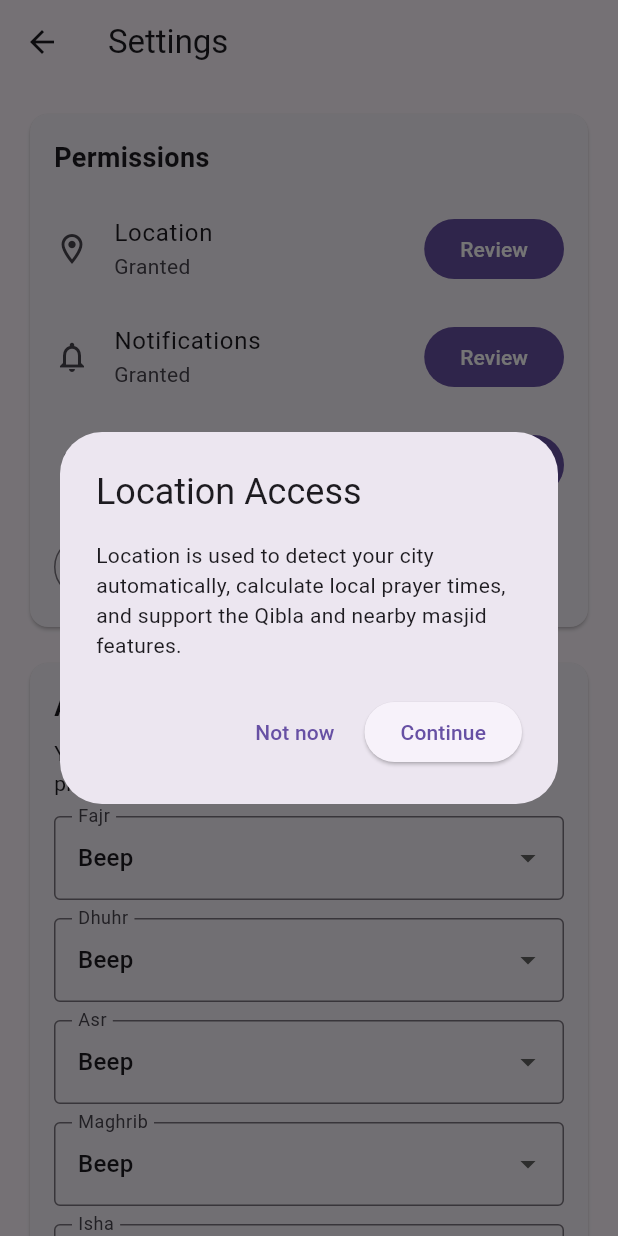
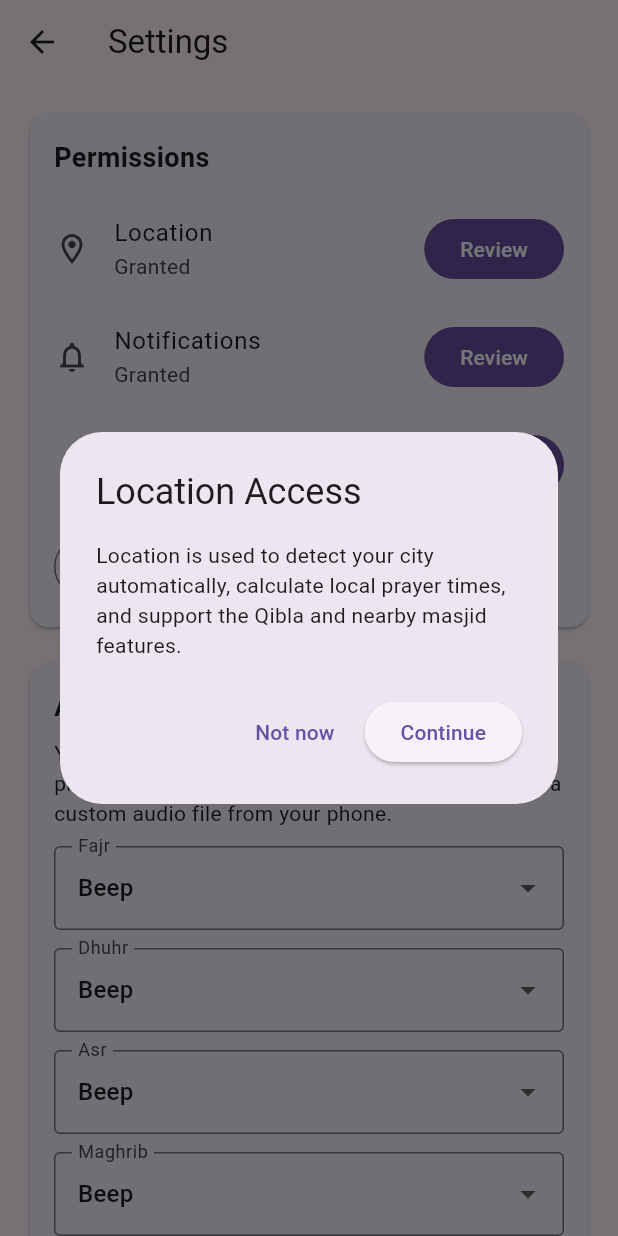
Before and after one commit to raiyanster12-max/athan_call_to_success, a Flutter app: the SettingsPage screen opened directly, after a tap on "Review", on a phone screen of 412 x 824 dp. Run offline on Flutter 3.47's test engine with Material 3 defaults, Android fonts, the phone set to English and light mode, and no system bars; our stand-ins replace adhan, file_picker, flutter_compass, flutter_local_notifications, geocoding, geolocator and 3 more; missing offline and left inert: hijri_date, quran; accounts and stored records are empty.

Commit message:
feat: support custom phone audio as Athan tone on Android

```diff
--- a/lib/settings_page.dart
+++ b/lib/settings_page.dart
@@ -1,6 +1,8 @@
 import 'package:flutter/foundation.dart';
 import 'package:flutter/material.dart';
+import 'package:file_picker/file_picker.dart';
 import 'package:geolocator/geolocator.dart';
+import 'package:path/path.dart' as path_lib;
 import 'package:permission_handler/permission_handler.dart';
 
 import 'db_helper.dart';
@@ -28,12 +30,17 @@ class _SettingsPageState extends State<SettingsPage> {
     'Muezzin Voice 2',
   ];
 
+  static const String _customFileTone = NotificationService.toneCustomFile;
+
   LocationPermission? _locationPermission;
   PermissionStatus? _notificationPermission;
   PermissionStatus? _batteryOptimizationPermission;
   bool _isLoading = true;
   final Map<String, String> _tonePreferences = {
     for (final prayer in _prayerNames) prayer: 'Beep',
+  };
+  final Map<String, String> _customToneFileNames = {
+    for (final prayer in _prayerNames) prayer: '',
   };
 
   bool get _supportsBatteryOptimizationPermission =>
@@ -54,8 +61,21 @@ class _SettingsPageState extends State<SettingsPage> {
 
     for (final prayer in _prayerNames) {
       final storedTone = await DBHelper.getSetting(_toneKey(prayer));
-      if (storedTone != null && _toneOptions.contains(storedTone)) {
+      if (storedTone != null &&
+          (_toneOptions.contains(storedTone) ||
+              storedTone == _customFileTone)) {
         _tonePreferences[prayer] = storedTone;
+      }
+
+      final customPath = await DBHelper.getSetting(_customTonePathKey(prayer));
+      if (customPath != null && customPath.trim().isNotEmpty) {
+        _customToneFileNames[prayer] = path_lib.basename(customPath);
+      }
+
+      if (_tonePreferences[prayer] == _customFileTone &&
+          _customToneFileNames[prayer]!.isEmpty) {
+        // Fallback gracefully if custom tone was selected but file is unavailable.
+        _tonePreferences[prayer] = _toneOptions.first;
       }
     }
 
@@ -69,6 +89,16 @@ class _SettingsPageState extends State<SettingsPage> {
   }
 
   String _toneKey(String prayer) => 'alarm_tone_${prayer.toLowerCase()}';
+
+  String _customTonePathKey(String prayer) =>
+      'alarm_tone_custom_path_${prayer.toLowerCase()}';
+
+  List<String> get _allToneOptions {
+    if (kIsWeb) {
+      return _toneOptions;
+    }
+    return [..._toneOptions, _customFileTone];
+  }
 
   Future<bool> _showPermissionDialog({
     required String title,
@@ -149,6 +179,49 @@ class _SettingsPageState extends State<SettingsPage> {
     await NotificationService.instance.rescheduleUsingStoredLocation();
     if (!mounted) return;
     setState(() => _tonePreferences[prayer] = tone);
+  }
+
+  Future<void> _pickCustomToneForPrayer(String prayer) async {
+    final result = await FilePicker.platform.pickFiles(
+      type: FileType.custom,
+      allowedExtensions: ['mp3', 'wav', 'm4a', 'aac', 'ogg'],
+      allowMultiple: false,
+    );
+    if (result == null || result.files.isEmpty) {
+      return;
+    }
+
+    final selected = result.files.single;
+    final selectedPath = selected.path;
+    if (selectedPath == null || selectedPath.trim().isEmpty) {
+      if (!mounted) return;
+      ScaffoldMessenger.of(context).showSnackBar(
+        const SnackBar(content: Text('Could not access selected file path.')),
+      );
+      return;
+    }
+
+    await DBHelper.setSetting(_customTonePathKey(prayer), selectedPath);
+    await DBHelper.setSetting(_toneKey(prayer), _customFileTone);
+    await NotificationService.instance.rescheduleUsingStoredLocation();
+
+    if (!mounted) return;
+    setState(() {
+      _tonePreferences[prayer] = _customFileTone;
+      _customToneFileNames[prayer] = path_lib.basename(selectedPath);
+    });
+  }
+
+  Future<void> _clearCustomToneForPrayer(String prayer) async {
+    await DBHelper.setSetting(_customTonePathKey(prayer), '');
+    await DBHelper.setSetting(_toneKey(prayer), _toneOptions.first);
+    await NotificationService.instance.rescheduleUsingStoredLocation();
+
+    if (!mounted) return;
+    setState(() {
+      _tonePreferences[prayer] = _toneOptions.first;
+      _customToneFileNames[prayer] = '';
+    });
   }
 
   String _locationPermissionLabel() {
@@ -280,19 +353,23 @@ class _SettingsPageState extends State<SettingsPage> {
                   ),
                   const SizedBox(height: 8),
                   const Text(
-                    'Your selections are stored and applied to upcoming prayer reminders.',
+                    'Your selections are stored and applied to upcoming prayer reminders. '
+                    'On Android, you can also choose a custom audio file from your phone.',
                   ),
                   const SizedBox(height: 12),
                   for (final prayer in _prayerNames)
                     Padding(
                       padding: const EdgeInsets.only(bottom: 12),
-                      child: DropdownButtonFormField<String>(
+                      child: Column(
+                        crossAxisAlignment: CrossAxisAlignment.start,
+                        children: [
+                          DropdownButtonFormField<String>(
                             initialValue: _tonePreferences[prayer],
                             decoration: InputDecoration(
                               labelText: prayer,
                               border: const OutlineInputBorder(),
                             ),
-                        items: _toneOptions
+                            items: _allToneOptions
                                 .map(
                                   (tone) => DropdownMenuItem<String>(
                                     value: tone,
@@ -300,10 +377,47 @@ class _SettingsPageState extends State<SettingsPage> {
                                   ),
                                 )
                                 .toList(),
-                        onChanged: (value) {
+                            onChanged: (value) async {
                               if (value == null) return;
+                              if (value == _customFileTone && !kIsWeb) {
+                                await _pickCustomToneForPrayer(prayer);
+                                return;
+                              }
                               _updateTone(prayer, value);
                             },
+                          ),
+                          if (_tonePreferences[prayer] == _customFileTone &&
+                              !kIsWeb)
+                            Padding(
+                              padding: const EdgeInsets.only(top: 8, left: 4),
+                              child: Wrap(
+                                spacing: 8,
+                                runSpacing: 8,
+                                crossAxisAlignment: WrapCrossAlignment.center,
+                                children: [
+                                  Text(
+                                    _customToneFileNames[prayer]!.isEmpty
+                                        ? 'No custom file selected'
+                                        : 'Selected: ${_customToneFileNames[prayer]}',
+                                    style: const TextStyle(
+                                      color: Colors.black54,
+                                      fontSize: 12,
+                                    ),
+                                  ),
+                                  OutlinedButton(
+                                    onPressed: () =>
+                                        _pickCustomToneForPrayer(prayer),
+                                    child: const Text('Change file'),
+                                  ),
+                                  TextButton(
+                                    onPressed: () =>
+                                        _clearCustomToneForPrayer(prayer),
+                                    child: const Text('Use Beep'),
+                                  ),
+                                ],
+                              ),
+                            ),
+                        ],
                       ),
                     ),
                 ],
--- a/pubspec.yaml
+++ b/pubspec.yaml
@@ -25,6 +25,7 @@ dependencies:
   flutter_compass: ^0.8.0
   flutter_local_notifications: ^17.2.3
   timezone: ^0.9.4
+  file_picker: ^8.1.2
 
 dev_dependencies:
   flutter_test:
```
Also changed, not shown: lib/notification_service.dart (+74 -2 lines), pubspec.lock. Lines whose indentation alone changed are shown as unchanged.
